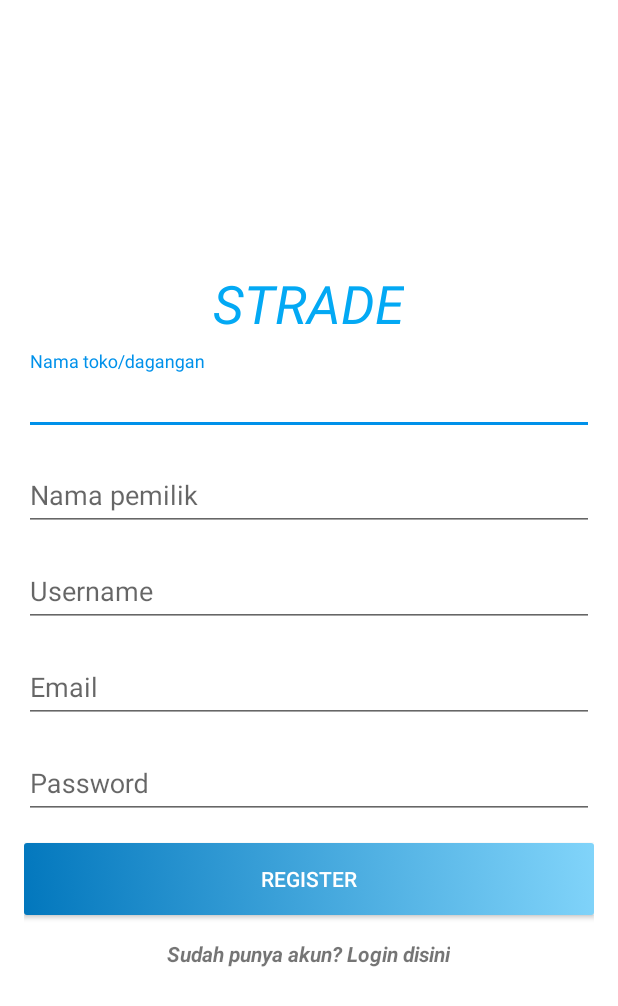
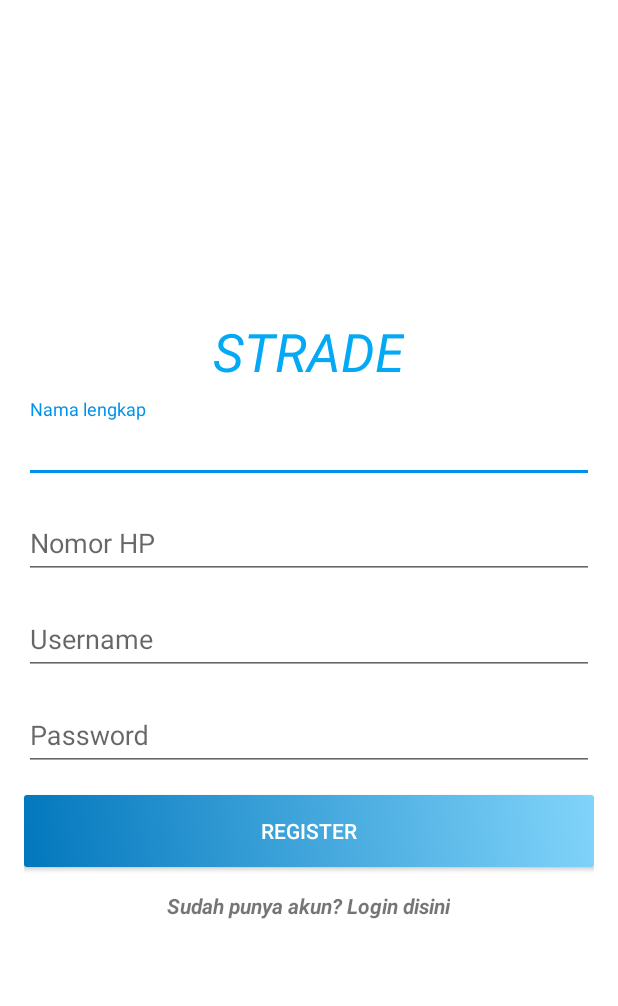
Before and after one commit to wahyuprihantoro/strade_seller, an Android app: the layout activity_register.xml on its own in the app's theme, with its tools: preview values and no code run, on a phone screen of 412 x 824 dp. Shown: the top 1006 px of the screen. Run offline under Robolectric (Android 15) with nearby library versions, the phone set to English and light mode, and no system bars.

Commit message:
login register done

```diff
--- a/app/src/main/java/id/strade/android/seller/SplashActivity.kt
+++ b/app/src/main/java/id/strade/android/seller/SplashActivity.kt
@@ -3,7 +3,6 @@ package id.strade.android.seller
 import android.content.Intent
 import android.support.v7.app.AppCompatActivity
 import id.strade.android.seller.storage.Prefs
-import id.strade.android.seller.storage.Prefs_
 import org.androidannotations.annotations.AfterViews
 import org.androidannotations.annotations.Bean
 import org.androidannotations.annotations.EActivity
@@ -25,6 +24,7 @@ open class SplashActivity : AppCompatActivity() {
             } else {
                 HomeActivity_.intent(applicationContext).flags(Intent.FLAG_ACTIVITY_NEW_TASK).start()
             }
+            finish()
         }, 1500)
     }
 }
--- a/app/src/main/res/layout/activity_register.xml
+++ b/app/src/main/res/layout/activity_register.xml
@@ -29,20 +29,6 @@
                 android:typeface="normal" />
 
             <android.support.design.widget.TextInputLayout
-                android:id="@+id/shop_name_input_layout"
-                android:layout_width="match_parent"
-                android:layout_height="wrap_content"
-                android:layout_marginTop="8dp">
-
-                <android.support.design.widget.TextInputEditText
-                    android:id="@+id/shop_name_edit_text"
-                    android:layout_width="match_parent"
-                    android:layout_height="wrap_content"
-                    android:hint="Nama toko/dagangan"
-                    android:inputType="text" />
-            </android.support.design.widget.TextInputLayout>
-
-            <android.support.design.widget.TextInputLayout
                 android:id="@+id/name_input_layout"
                 android:layout_width="match_parent"
                 android:layout_height="wrap_content"
@@ -52,9 +38,24 @@
                     android:id="@+id/name_edit_text"
                     android:layout_width="match_parent"
                     android:layout_height="wrap_content"
-                    android:hint="Nama pemilik"
+                    android:hint="Nama lengkap"
                     android:inputType="text" />
             </android.support.design.widget.TextInputLayout>
+
+            <android.support.design.widget.TextInputLayout
+                android:id="@+id/phone_number_input_layout"
+                android:layout_width="match_parent"
+                android:layout_height="wrap_content"
+                android:layout_marginTop="8dp">
+
+                <android.support.design.widget.TextInputEditText
+                    android:id="@+id/phone_number_edit_text"
+                    android:layout_width="match_parent"
+                    android:layout_height="wrap_content"
+                    android:hint="Nomor HP"
+                    android:inputType="phone" />
+            </android.support.design.widget.TextInputLayout>
+
 
             <android.support.design.widget.TextInputLayout
                 android:id="@+id/username_input_layout"
@@ -67,20 +68,6 @@
                     android:layout_width="match_parent"
                     android:layout_height="wrap_content"
                     android:hint="Username"
-                    android:inputType="text" />
-            </android.support.design.widget.TextInputLayout>
-
-            <android.support.design.widget.TextInputLayout
-                android:id="@+id/email_input_layout"
-                android:layout_width="match_parent"
-                android:layout_height="wrap_content"
-                android:layout_marginTop="8dp">
-
-                <android.support.design.widget.TextInputEditText
-                    android:id="@+id/email_edit_text"
-                    android:layout_width="match_parent"
-                    android:layout_height="wrap_content"
-                    android:hint="Email"
                     android:inputType="text" />
             </android.support.design.widget.TextInputLayout>
 
@@ -99,7 +86,9 @@
                     android:inputType="textPassword" />
             </android.support.design.widget.TextInputLayout>
 
+
             <Button
+                android:id="@+id/register"
                 android:layout_width="match_parent"
                 android:layout_height="wrap_content"
                 android:layout_marginTop="16dp"
```
Also changed, not shown: app/src/main/java/id/strade/android/seller/LoginActivity.kt (+15 -1 lines), app/src/main/java/id/strade/android/seller/RegisterActivity.kt (+74 -2 lines).
